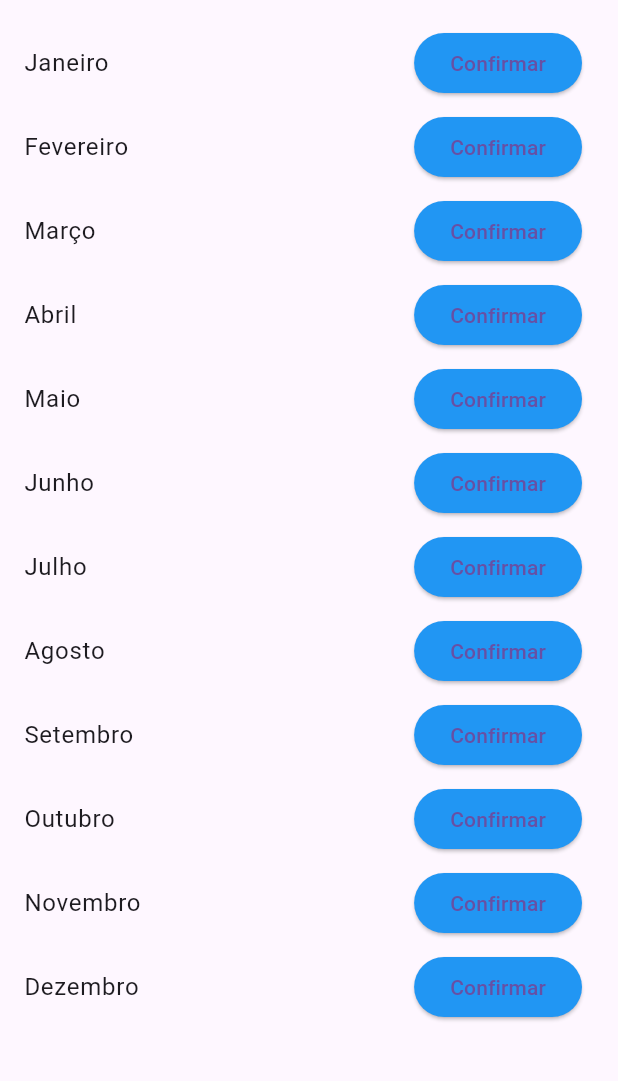
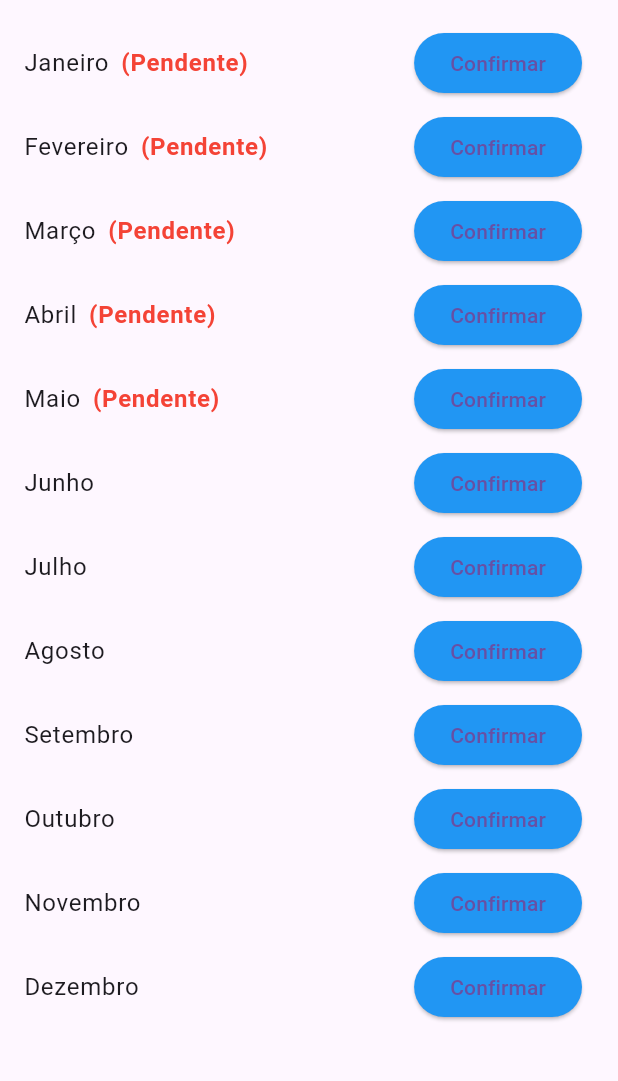
Before and after one commit to eduardoapech/confirmacao-pagamentos, a Flutter app: the PagamentoScreen screen opened directly with empty values, on a phone screen of 412 x 824 dp, the part 63-1144 px from its top. Run offline on Flutter 3.47's test engine with Material 3 defaults, Android fonts, the phone set to English and light mode, and no system bars; network calls fail.

Commit message:
feat: Melhorias e novas funções

```diff
--- a/backend-csharp/obj/Debug/net7.0/PagamentosApp.sourcelink.json
+++ b/backend-csharp/obj/Debug/net7.0/PagamentosApp.sourcelink.json
@@ -1 +1 @@
-{"documents":{"C:\\Users\\eduar\\project2025\\pagamentos_app_completo (1)\\*":"https://raw.githubusercontent.com/eduardoapech/confirmacao-pagamentos/e6e11ea0e631f62b3ee98cd32562e6352a9c0716/*"}}
+{"documents":{"C:\\Users\\eduar\\project2025\\pagamentos_app_completo (1)\\*":"https://raw.githubusercontent.com/eduardoapech/confirmacao-pagamentos/506bd14ab43667453e73b8f92b65467d03cac688/*"}}
--- a/frontend-flutter/lib/models/pagamento.dart
+++ b/frontend-flutter/lib/models/pagamento.dart
@@ -1,4 +1,4 @@
-import 'pessoa.dart';
+import 'package:pagamentos_app/models/pessoa.dart';
 
 class Pagamento {
   int id;
@@ -27,4 +27,28 @@ class Pagamento {
       ano: json['ano'],
     );
   }
+
+  /// Lista estática de nomes de meses (acessível de qualquer lugar)
+  static const List<String> nomesMeses = [
+    'Janeiro',
+    'Fevereiro',
+    'Março',
+    'Abril',
+    'Maio',
+    'Junho',
+    'Julho',
+    'Agosto',
+    'Setembro',
+    'Outubro',
+    'Novembro',
+    'Dezembro'
+  ];
+
+  /// Método utilitário para retornar o nome do mês a partir do número
+  static String nomeMes(int numeroMes) {
+    if (numeroMes >= 1 && numeroMes <= 12) {
+      return nomesMeses[numeroMes - 1];
+    }
+    return 'Mês Inválido';
+  }
 }
--- a/frontend-flutter/lib/models/pagamento_historico.dart
+++ b/frontend-flutter/lib/models/pagamento_historico.dart
@@ -1,14 +1,18 @@
+import 'package:pagamentos_app/models/pagamento.dart';
+
 class PagamentoHistorico {
   final String nome;
   final String ramo;
   final String dataPagamento;
   final String status;
+  final int mes; // agora diretamente aqui
 
   PagamentoHistorico({
     required this.nome,
     required this.ramo,
     required this.dataPagamento,
     required this.status,
+    required this.mes,
   });
 
   factory PagamentoHistorico.fromJson(Map<String, dynamic> json) {
@@ -17,6 +21,14 @@ class PagamentoHistorico {
       ramo: json['ramo'],
       dataPagamento: json['dataPagamento'] ?? '',
       status: json['status'],
+      mes: json['mes'] ?? 0, // pegar direto do JSON
     );
   }
+
+  String get mesFormatado {
+    if (mes >= 1 && mes <= 12) {
+      return Pagamento.nomeMes(mes);
+    }
+    return 'Mês inválido';
+  }
 }
--- a/frontend-flutter/lib/screens/pagamento_screen.dart
+++ b/frontend-flutter/lib/screens/pagamento_screen.dart
@@ -1,4 +1,5 @@
 import 'package:flutter/material.dart';
+import 'package:pagamentos_app/models/pagamento.dart';
 import '../models/pessoa.dart';
 import '../services/api_service.dart';
 
@@ -16,20 +17,7 @@ class _PagamentoScreenState extends State<PagamentoScreen> {
   int anoAtual = DateTime.now().year;
   bool loading = true;
 
-  final List<String> nomesMeses = [
-    'Janeiro',
-    'Fevereiro',
-    'Março',
-    'Abril',
-    'Maio',
-    'Junho',
-    'Julho',
-    'Agosto',
-    'Setembro',
-    'Outubro',
-    'Novembro',
-    'Dezembro'
-  ];
+  final List<String> nomesMeses = Pagamento.nomesMeses;
 
   @override
   void initState() {
@@ -79,7 +67,20 @@ class _PagamentoScreenState extends State<PagamentoScreen> {
                 final mes = index + 1;
                 final pago = mesesPagos.contains(mes);
                 return ListTile(
-                  title: Text(nomesMeses[index]),
+                  title: Row(
+                    children: [
+                      Text(nomesMeses[index]),
+                      if (!pago && mes < DateTime.now().month)
+                        Padding(
+                          padding: const EdgeInsets.only(left: 8.0),
+                          child: Text(
+                            '(Pendente)',
+                            style: TextStyle(
+                                color: Colors.red, fontWeight: FontWeight.bold),
+                          ),
+                        ),
+                    ],
+                  ),
                   trailing: ElevatedButton(
                     onPressed: pago ? null : () => _confirmarPagamento(mes),
                     child: Text(pago ? 'Pago' : 'Confirmar'),
```
Also changed, not shown: frontend-flutter/lib/screens/historico_screen.dart (+15 -3 lines), 14 other files.
